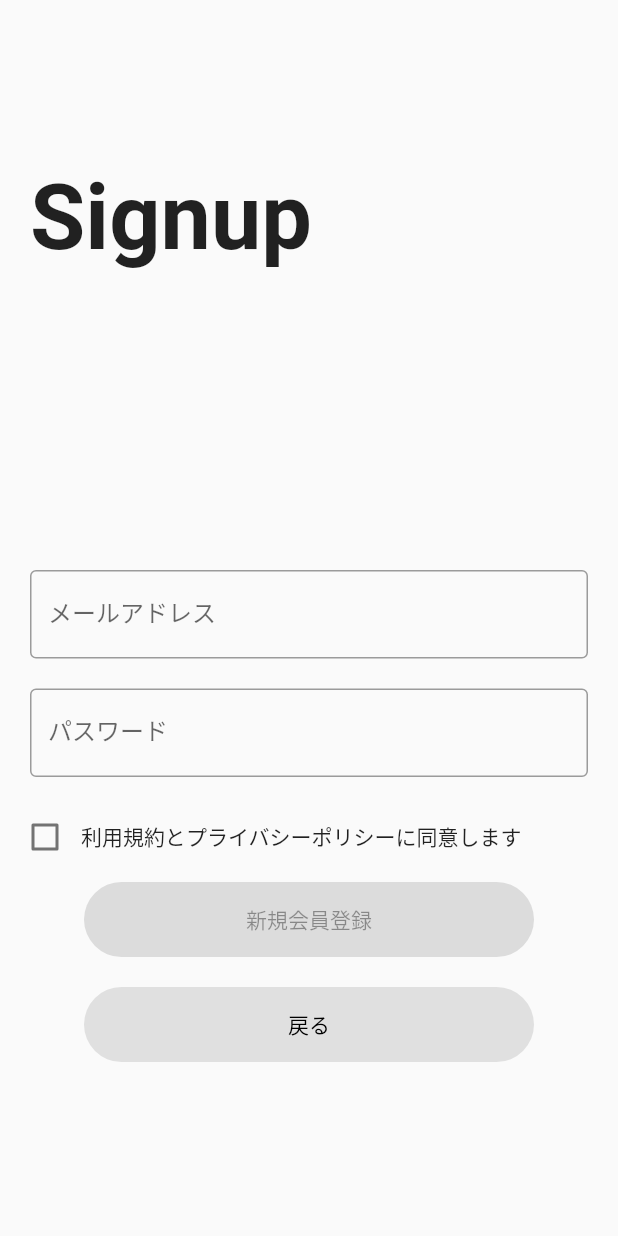
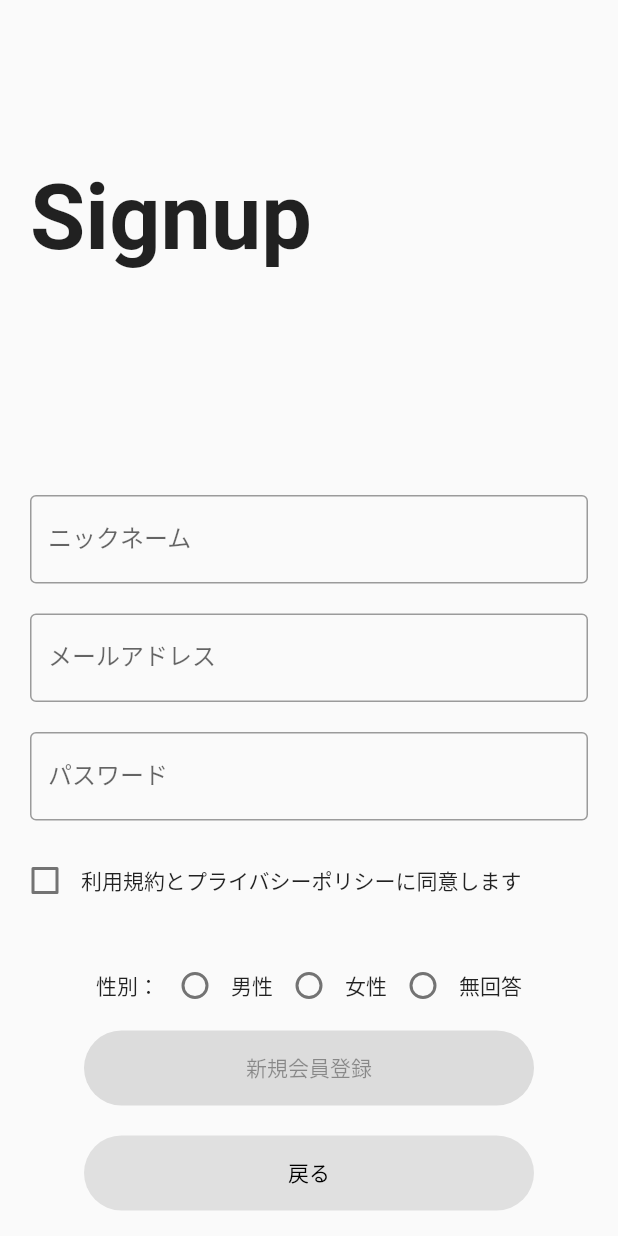
Before and after one commit to gadgelogger/aoharu, a Flutter app: the Signup screen opened directly, on a phone screen of 412 x 824 dp. Run offline on Flutter 3.47's test engine with Material 2 defaults, Android fonts, the phone set to English and light mode, and no system bars; our stand-ins replace cloud_firestore, convex_bottom_bar, firebase_auth, firebase_core; accounts and stored records are empty.

Commit message:
サインアップ画面でFirestoreに書き込むようにしました。

```diff
--- a/lib/signup.dart
+++ b/lib/signup.dart
@@ -1,3 +1,4 @@
+import 'package:cloud_firestore/cloud_firestore.dart';
 import 'package:flutter/material.dart';
 import 'package:firebase_auth/firebase_auth.dart';
 import 'package:teamc/home_page.dart';
@@ -11,14 +12,13 @@ class Signup extends StatefulWidget {
 
 class _SignupState extends State<Signup> {
   //フィールドコントローラー
+  final TextEditingController _nameController = TextEditingController();
   final TextEditingController _emailController = TextEditingController();
   final TextEditingController _passwordController = TextEditingController();
   bool _isChecked = false;
 
-  // 入力されたメールアドレス
-  String newUserEmail = "";
-  // 入力されたパスワード
-  String newUserPassword = "";
+  // 選択された性別
+  String selectedGender = "";
   // 登録・ログインに関する情報を表示
   String infoText = "";
 
@@ -29,7 +29,14 @@ class _SignupState extends State<Signup> {
     });
   }
 
-// ボタンを押したときの処理
+  // 性別選択の状態を更新する
+  void _onGenderSelected(String value) {
+    setState(() {
+      selectedGender = value;
+    });
+  }
+
+  // ボタンを押したときの処理
   void _onPressed() async {
     if (!_isChecked) {
       return null;
@@ -39,16 +46,22 @@ class _SignupState extends State<Signup> {
       // メール/パスワードでユーザー登録
       final FirebaseAuth auth = FirebaseAuth.instance;
       final UserCredential result = await auth.createUserWithEmailAndPassword(
-        email: newUserEmail,
-        password: newUserPassword,
+        email: _emailController.text,
+        password: _passwordController.text,
       );
 
       // 登録したユーザー情報
       final User user = result.user!;
       setState(() {
-        infoText = "登録OK：${user.email}";
+        infoText = "登録OK:${user.email}";
       });
-
+      // Firestoreにユーザー情報を追加する
+      await FirebaseFirestore.instance.collection('users').doc().set({
+        'name': _nameController.text,
+        'sex': selectedGender,
+        'email': user.email,
+        'uid': user.uid,
+      });
       // サインインが成功したら画面遷移する
       Navigator.push(
         context,
@@ -57,7 +70,7 @@ class _SignupState extends State<Signup> {
     } catch (e) {
       // 登録に失敗した場合
       setState(() {
-        infoText = "登録NG：${e.toString()}";
+        infoText = "登録NG:${e.toString()}";
       });
     }
   }
@@ -87,7 +100,18 @@ class _SignupState extends State<Signup> {
                 ],
               ),
             ),
-            const SizedBox(height: 200),
+            const SizedBox(height: 150),
+            Padding(
+              padding: const EdgeInsets.symmetric(horizontal: 20),
+              child: TextField(
+                controller: _nameController,
+                decoration: const InputDecoration(
+                  border: OutlineInputBorder(),
+                  labelText: 'ニックネーム',
+                ),
+              ),
+            ),
+            const SizedBox(height: 20),
             Padding(
               padding: const EdgeInsets.symmetric(horizontal: 20),
               child: TextField(
@@ -96,11 +120,6 @@ class _SignupState extends State<Signup> {
                   border: OutlineInputBorder(),
                   labelText: 'メールアドレス',
                 ),
-                onChanged: (String value) {
-                  setState(() {
-                    newUserEmail = value;
-                  });
-                },
               ),
             ),
             const SizedBox(height: 20),
@@ -113,11 +132,6 @@ class _SignupState extends State<Signup> {
                   border: OutlineInputBorder(),
                   labelText: 'パスワード',
                 ),
-                onChanged: (String value) {
-                  setState(() {
-                    newUserPassword = value;
-                  });
-                },
               ),
             ),
             const SizedBox(height: 10),
@@ -130,6 +144,40 @@ class _SignupState extends State<Signup> {
                     onChanged: _onCheck,
                   ),
                   const Text('利用規約とプライバシーポリシーに同意します'),
+                ],
+              ),
+            ),
+            const SizedBox(height: 10),
+            Padding(
+              padding: const EdgeInsets.all(6),
+              child: Row(
+                mainAxisAlignment: MainAxisAlignment.center,
+                children: <Widget>[
+                  const Text('性別：'),
+                  Radio<String>(
+                    value: '男性',
+                    groupValue: selectedGender,
+                    onChanged: (String? value) {
+                      _onGenderSelected(value!);
+                    },
+                  ),
+                  const Text('男性'),
+                  Radio<String>(
+                    value: '女性',
+                    groupValue: selectedGender,
+                    onChanged: (String? value) {
+                      _onGenderSelected(value!);
+                    },
+                  ),
+                  const Text('女性'),
+                  Radio<String>(
+                    value: '無回答',
+                    groupValue: selectedGender,
+                    onChanged: (String? value) {
+                      _onGenderSelected(value!);
+                    },
+                  ),
+                  const Text('無回答'),
                 ],
               ),
             ),
```
